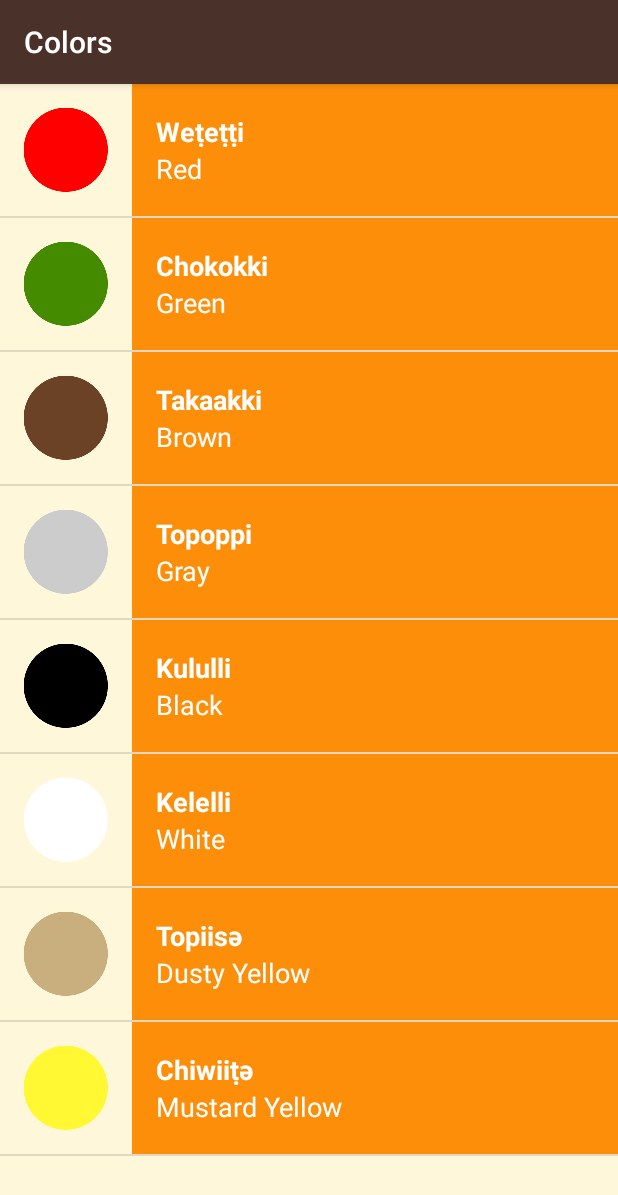
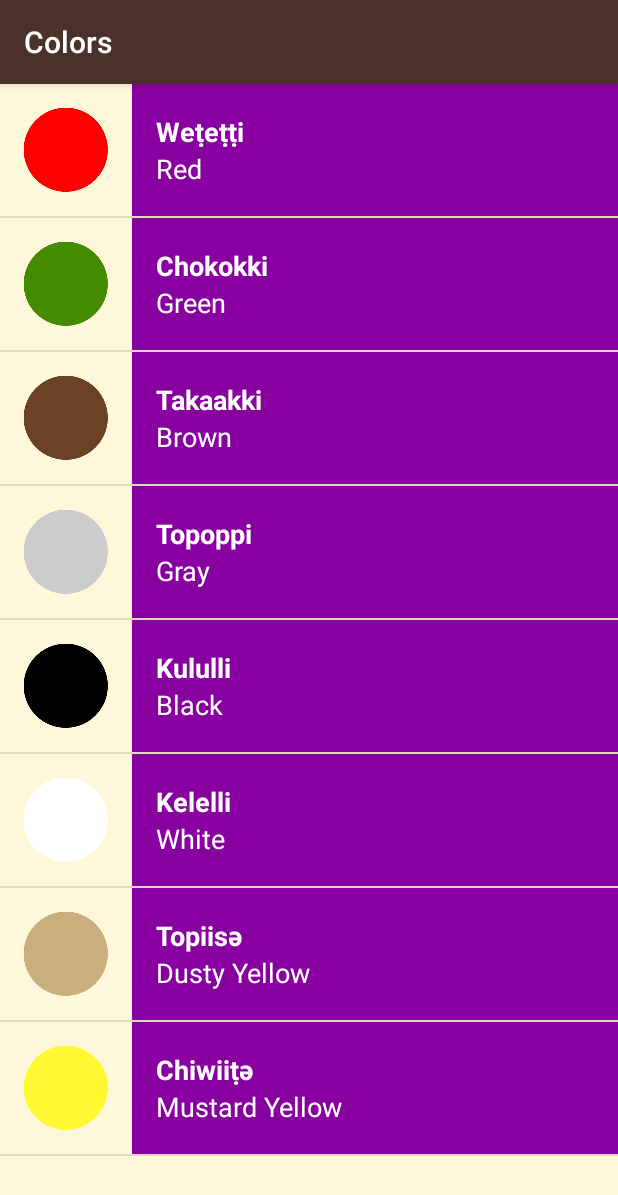
Before and after one commit to glnosg/Miwok, an Android app: the ColorsActivity screen opened directly, with no data from a screen before it, on a phone screen of 412 x 824 dp. Shown: the top 1195 px of the screen. Run offline under Robolectric (Android 15) with nearby library versions, the phone set to English and light mode, and no system bars.

Commit message:
Add custom color to list of words in each category

```diff
--- a/app/src/main/java/com/example/android/miwok/ColorsActivity.java
+++ b/app/src/main/java/com/example/android/miwok/ColorsActivity.java
@@ -26,7 +26,7 @@ public class ColorsActivity extends AppCompatActivity {
         words.add(new Word("Mustard Yellow", "Chiwiiṭә", R.drawable.color_mustard_yellow));
 
 
-        WordAdapter adapter = new WordAdapter(ColorsActivity.this, words);
+        WordAdapter adapter = new WordAdapter(ColorsActivity.this, words, R.color.category_colors);
 
         ListView listView = (ListView) findViewById(R.id.list);
 
--- a/app/src/main/java/com/example/android/miwok/FamilyActivity.java
+++ b/app/src/main/java/com/example/android/miwok/FamilyActivity.java
@@ -28,7 +28,7 @@ public class FamilyActivity extends AppCompatActivity {
         words.add(new Word("Grandfather", "Paapa", R.drawable.family_grandfather));
 
 
-        WordAdapter adapter = new WordAdapter(FamilyActivity.this, words);
+        WordAdapter adapter = new WordAdapter(FamilyActivity.this, words, R.color.category_family);
 
         ListView listView = (ListView) findViewById(R.id.list);
 
--- a/app/src/main/java/com/example/android/miwok/NumbersActivity.java
+++ b/app/src/main/java/com/example/android/miwok/NumbersActivity.java
@@ -28,7 +28,7 @@ public class NumbersActivity extends AppCompatActivity {
         words.add(new Word("Ten", "Na'aacha", R.drawable.number_ten));
 
 
-        WordAdapter adapter = new WordAdapter(NumbersActivity.this, words);
+        WordAdapter adapter = new WordAdapter(NumbersActivity.this, words, R.color.category_numbers);
 
         ListView listView = (ListView) findViewById(R.id.list);
 
--- a/app/src/main/java/com/example/android/miwok/PhrasesActivity.java
+++ b/app/src/main/java/com/example/android/miwok/PhrasesActivity.java
@@ -28,7 +28,7 @@ public class PhrasesActivity extends AppCompatActivity {
         words.add(new Word("Come here.", "әnni'nem"));
 
 
-        WordAdapter adapter = new WordAdapter(PhrasesActivity.this, words);
+        WordAdapter adapter = new WordAdapter(PhrasesActivity.this, words, R.color.category_phrases);
 
         ListView listView = (ListView) findViewById(R.id.list);
 
--- a/app/src/main/java/com/example/android/miwok/WordAdapter.java
+++ b/app/src/main/java/com/example/android/miwok/WordAdapter.java
@@ -3,6 +3,7 @@ package com.example.android.miwok;
 import android.content.Context;
 import android.support.annotation.NonNull;
 import android.support.annotation.Nullable;
+import android.support.v4.content.ContextCompat;
 import android.view.LayoutInflater;
 import android.view.View;
 import android.view.ViewGroup;
@@ -19,8 +20,11 @@ import java.util.ArrayList;
 
 public class WordAdapter extends ArrayAdapter {
 
-   public WordAdapter(Context context, ArrayList objects) {
-        super(context, -1, objects);
+    private int mColorID;
+
+   public WordAdapter(Context context, ArrayList objects, int colorID) {
+       super(context, -1, objects);
+       mColorID = colorID;
     }
 
     @NonNull
@@ -49,6 +53,10 @@ public class WordAdapter extends ArrayAdapter {
             itemImage.setVisibility(View.GONE);
         }
 
+        View textContainer = myView.findViewById(R.id.text_container);
+        int color = ContextCompat.getColor(getContext(), mColorID);
+        textContainer.setBackgroundColor(color);
+
         return myView;
     }
 }
--- a/app/src/main/res/layout/list_item.xml
+++ b/app/src/main/res/layout/list_item.xml
@@ -7,35 +7,43 @@
     android:layout_width="match_parent"
     android:layout_height="wrap_content"
     android:minHeight="@dimen/list_item_height"
-    android:background="@color/category_numbers">
+    android:background="@color/tan_background">
 
     <ImageView
         android:id="@+id/item_image"
-        android:layout_width="wrap_content"
-        android:layout_height="wrap_content"
-        android:src="@drawable/number_one"
-        android:background="@color/tan_background"/>
+        android:layout_width="@dimen/list_item_height"
+        android:layout_height="@dimen/list_item_height"
+        android:src="@drawable/number_one"/>
 
     <LinearLayout
+        android:id="@+id/text_container"
         android:orientation="vertical"
         android:layout_gravity="center_vertical"
         android:layout_width="match_parent"
-        android:layout_height="wrap_content"
+        android:layout_height="match_parent"
+        android:background="@color/category_numbers"
         android:paddingLeft="16dp">
 
         <TextView
             tools:text="Miwok"
             android:id="@+id/list_item_text_top"
             android:layout_width="match_parent"
-            android:layout_height="wrap_content"
-            style="@style/TopTextStyle"/>
+            android:layout_height="0dp"
+            android:layout_weight="1"
+            android:gravity="bottom"
+            android:textAppearance="?android:textAppearanceMedium"
+            android:textColor="@android:color/white"
+            android:textStyle="bold"/>
 
         <TextView
             tools:text="English"
             android:id="@+id/list_item_text_bottom"
             android:layout_width="match_parent"
-            android:layout_height="wrap_content"
-            style="@style/BottomTextStyle"/>
+            android:layout_height="0dp"
+            android:layout_weight="1"
+            android:gravity="top"
+            android:textAppearance="?android:textAppearanceMedium"
+            android:textColor="@android:color/white"/>
 
     </LinearLayout>
 
--- a/app/src/main/res/values/styles.xml
+++ b/app/src/main/res/values/styles.xml
@@ -31,20 +31,4 @@
         <item name="android:textAppearance">?android:textAppearanceMedium</item>
     </style>
 
-    <style name="TopTextStyle">
-        <item name="android:layout_width">match_parent</item>
-        <item name="android:layout_height">@dimen/list_item_height</item>
-        <item name="android:gravity">center_vertical</item>
-        <item name="android:textColor">@android:color/white</item>
-        <item name="android:textStyle">bold</item>
-        <item name="android:textAppearance">?android:textAppearanceMedium</item>
-    </style>
-
-    <style name="BottomTextStyle">
-        <item name="android:layout_width">match_parent</item>
-        <item name="android:layout_height">@dimen/list_item_height</item>
-        <item name="android:gravity">center_vertical</item>
-        <item name="android:textColor">@android:color/white</item>
-        <item name="android:textAppearance">?android:textAppearanceMedium</item>
-    </style>
 </resources>
```
